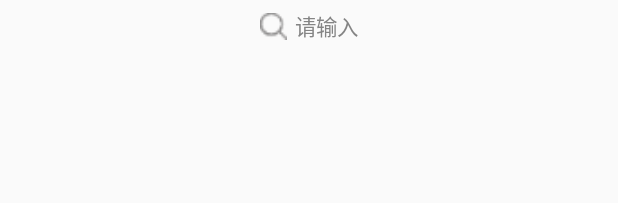
After one commit to ZmjDns/viewpagertest, an Android app: the layout customed_dialog_with_keybord_auto.xml on its own in the app's theme, with its tools: preview values and no code run, on a phone screen of 412 x 824 dp. The commit adds this screen. Shown: the top 203 px of the screen. Run offline under Robolectric (Android 15) with nearby library versions, the phone set to English and light mode, and no system bars.

Commit message:
自定义自动弹出软键盘dialog

```diff
--- /dev/null
+++ b/app/src/main/res/layout/customed_dialog_with_keybord_auto.xml
@@ -0,0 +1,14 @@
+<?xml version="1.0" encoding="utf-8"?>
+<LinearLayout
+    xmlns:android="http://schemas.android.com/apk/res/android"
+    android:orientation="vertical"
+    android:layout_width="match_parent"
+    android:layout_height="match_parent">
+
+    <com.zmj.viewpagertest.widget.SearchView
+        android:id="@+id/sv_tv"
+        android:layout_width="match_parent"
+        android:layout_height="wrap_content"
+        android:layout_marginTop="8dp"/>
+
+</LinearLayout>
--- a/app/src/main/res/layout/my_self_defined_view_act.xml
+++ b/app/src/main/res/layout/my_self_defined_view_act.xml
@@ -9,6 +9,7 @@
         android:layout_height="wrap_content">
 
         <com.zmj.viewpagertest.widget.SearchView
+
             android:layout_width="wrap_content"
             android:layout_height="48dp"
             android:background="@drawable/round_retangle_edittext_bg"/>
```
Also changed, not shown: app/src/main/java/com/zmj/viewpagertest/widget/CustomedDialog.java (added, +34 -0 lines), app/src/main/res/values/styles.xml (+18 -0 lines).
